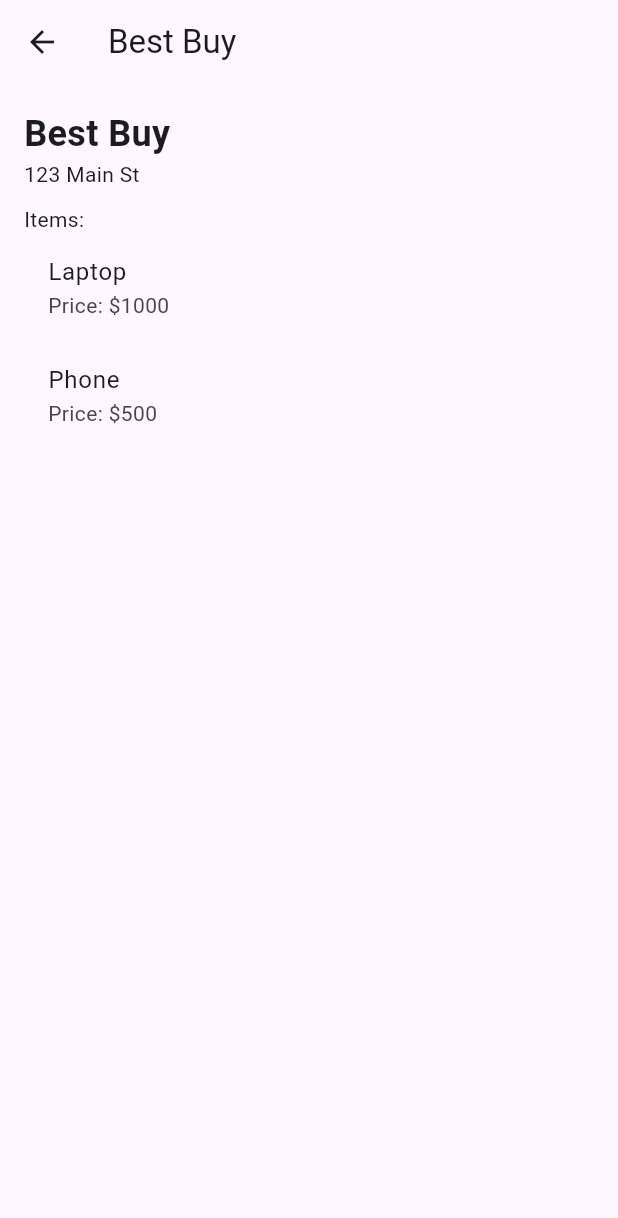
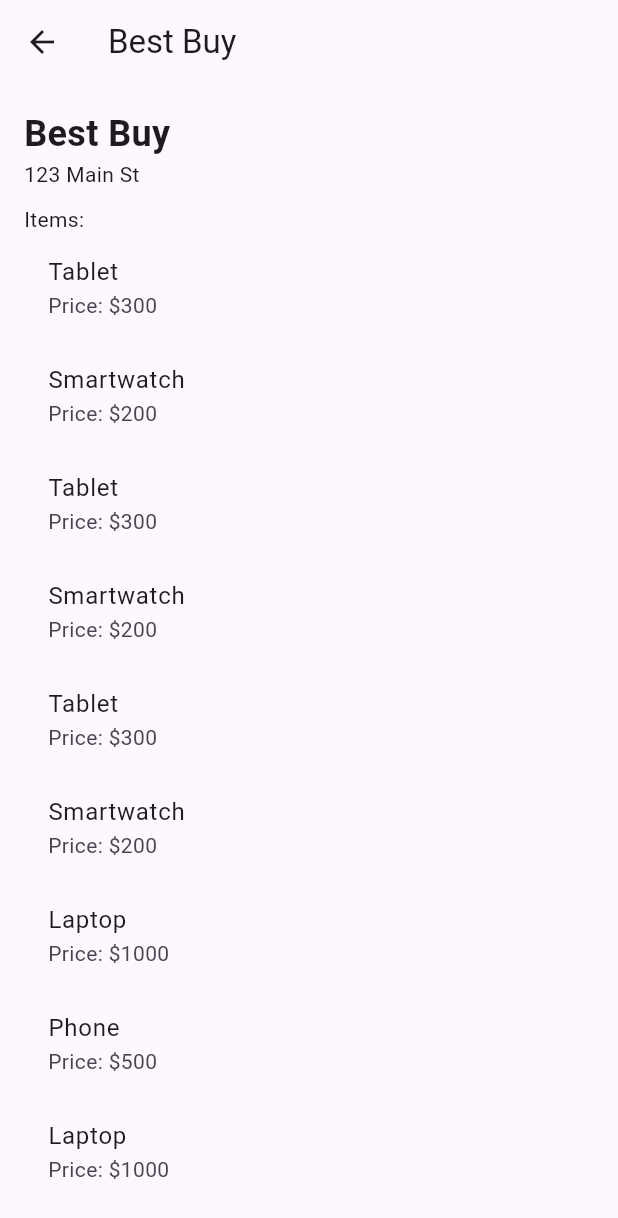
Before and after one commit to Hamza2679/Time-D, a Flutter app: the ElectronicsPage screen opened directly, after a tap on "Best Buy", on a phone screen of 412 x 824 dp. Shown: the top 1218 px of the screen. Run offline on Flutter 3.47's test engine with Material 3 defaults, Android fonts, the phone set to English and light mode, and no system bars; our stand-ins replace bloc, country_picker, equatable, firebase_auth, firebase_core, flutter_bloc and 2 more; missing offline and left inert: jwt_decode; accounts and stored records are empty.

Commit message:
electronics page

```diff
--- a/lib/fetures/electronics/electronics_page.dart
+++ b/lib/fetures/electronics/electronics_page.dart
@@ -12,10 +12,75 @@
       "name": "Best Buy",
       "location": "123 Main St",
       "items": [
+        {"name": "Tablet", "price": "300"},
+        {"name": "Smartwatch", "price": "200"},
+        {"name": "Tablet", "price": "300"},
+        {"name": "Smartwatch", "price": "200"},
+        {"name": "Tablet", "price": "300"},
+        {"name": "Smartwatch", "price": "200"},
+        {"name": "Laptop", "price": "1000"},
+        {"name": "Phone", "price": "500"},
+        {"name": "Laptop", "price": "1000"},
+        {"name": "Phone", "price": "500"},
         {"name": "Laptop", "price": "1000"},
         {"name": "Phone", "price": "500"}
       ]
     },
+    {
+      "name": "Best Buy",
+      "location": "123 Main St",
+      "items": [
+        {"name": "Tablet", "price": "300"},
+        {"name": "Smartwatch", "price": "200"},
+        {"name": "Tablet", "price": "300"},
+        {"name": "Smartwatch", "price": "200"},
+        {"name": "Tablet", "price": "300"},
+        {"name": "Smartwatch", "price": "200"},
+        {"name": "Laptop", "price": "1000"},
+        {"name": "Phone", "price": "500"},
+        {"name": "Laptop", "price": "1000"},
+        {"name": "Phone", "price": "500"},
+        {"name": "Laptop", "price": "1000"},
+        {"name": "Phone", "price": "500"}
+      ]
+    },
+    {
+      "name": "Best Buy",
+      "location": "123 Main St",
+      "items": [
+        {"name": "Tablet", "price": "300"},
+        {"name": "Smartwatch", "price": "200"},
+        {"name": "Tablet", "price": "300"},
+        {"name": "Smartwatch", "price": "200"},
+        {"name": "Tablet", "price": "300"},
+        {"name": "Smartwatch", "price": "200"},
+        {"name": "Laptop", "price": "1000"},
+        {"name": "Phone", "price": "500"},
+        {"name": "Laptop", "price": "1000"},
+        {"name": "Phone", "price": "500"},
+        {"name": "Laptop", "price": "1000"},
+        {"name": "Phone", "price": "500"}
+      ]
+    },
+    {
+      "name": "Best Buy",
+      "location": "123 Main St",
+      "items": [
+        {"name": "Tablet", "price": "300"},
+        {"name": "Smartwatch", "price": "200"},
+        {"name": "Tablet", "price": "300"},
+        {"name": "Smartwatch", "price": "200"},
+        {"name": "Tablet", "price": "300"},
+        {"name": "Smartwatch", "price": "200"},
+        {"name": "Laptop", "price": "1000"},
+        {"name": "Phone", "price": "500"},
+        {"name": "Laptop", "price": "1000"},
+        {"name": "Phone", "price": "500"},
+        {"name": "Laptop", "price": "1000"},
+        {"name": "Phone", "price": "500"}
+      ]
+    },
+
     {
       "name": "Tech Store",
       "location": "456 Elm St",
```
